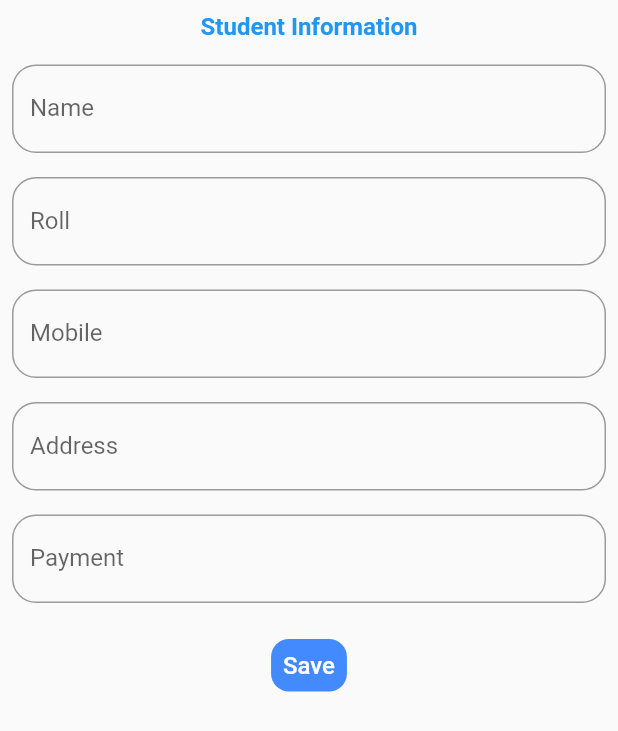
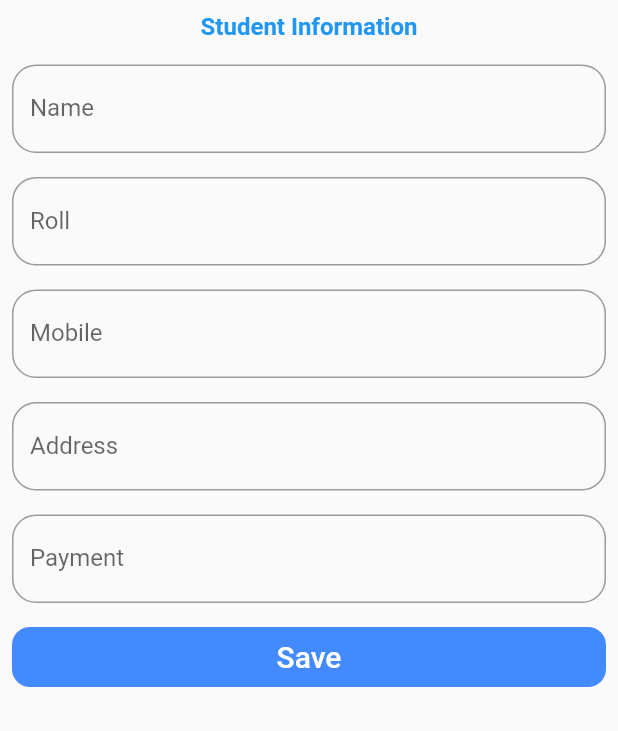
Before and after one commit to Mijan-0707/hisaberkhata, a Flutter app: the StudentInfoScreen screen opened directly with empty values, on a phone screen of 412 x 824 dp. Shown: the top 731 px of the screen. Run offline on Flutter 3.47's test engine with Material 2 defaults, Android fonts, the light colour scheme and no system bars; our stand-ins replace permission_handler, shared_preferences; accounts and stored records are empty.

Commit message:
files added

```diff
--- a/lib/appdata/appdata.dart
+++ b/lib/appdata/appdata.dart
@@ -55,12 +55,13 @@ class AppData {
   Future<void> updateBatchName(String old, String newName) async {
     final SharedPreferences prefs = await SharedPreferences.getInstance();
     final batchNamesStr = prefs.getString(PreferenceConstants.batchNameKey);
-    print('batchname: ${batchNamesStr}');
+    // print('batchname: ${batchNamesStr}');
     // list of batch names
     if (batchNamesStr == null || batchNamesStr.isEmpty) return;
     List<dynamic> batchNames = jsonDecode(batchNamesStr);
     final studentBatch = <String>[];
     for (int i = 0; i < batchNames.length; i++) {
+      if (newName == '') return;
       if (batchNames[i] == old) {
         batchNames[i] = newName;
       }
--- a/lib/screens/student_info_screen.dart
+++ b/lib/screens/student_info_screen.dart
@@ -14,6 +14,7 @@ class StudentInfoScreen extends StatefulWidget {
 
 class _StudentInfoScreenState extends State<StudentInfoScreen> {
   String name = '', roll = '', mobile = '', address = '', payment = '';
+  bool isInvalid = false;
   @override
   Widget build(BuildContext context) {
     return Scaffold(
@@ -35,7 +36,9 @@ class _StudentInfoScreenState extends State<StudentInfoScreen> {
           Padding(
             padding: const EdgeInsets.all(8.0),
             child: TextField(
+              keyboardType: TextInputType.name,
               decoration: InputDecoration(
+                  errorText: isInvalid ? 'Please enter the Student name' : null,
                   labelText: 'Name',
                   border: OutlineInputBorder(
                       borderRadius: BorderRadius.circular(16))),
@@ -45,6 +48,7 @@ class _StudentInfoScreenState extends State<StudentInfoScreen> {
           Padding(
             padding: const EdgeInsets.all(8.0),
             child: TextField(
+                keyboardType: TextInputType.number,
                 decoration: InputDecoration(
                     labelText: 'Roll',
                     border: OutlineInputBorder(
@@ -54,6 +58,7 @@ class _StudentInfoScreenState extends State<StudentInfoScreen> {
           Padding(
             padding: const EdgeInsets.all(8.0),
             child: TextField(
+                keyboardType: TextInputType.phone,
                 decoration: InputDecoration(
                     labelText: 'Mobile',
                     border: OutlineInputBorder(
@@ -63,6 +68,7 @@ class _StudentInfoScreenState extends State<StudentInfoScreen> {
           Padding(
             padding: const EdgeInsets.all(8.0),
             child: TextField(
+                keyboardType: TextInputType.streetAddress,
                 decoration: InputDecoration(
                     labelText: 'Address',
                     border: OutlineInputBorder(
@@ -72,15 +78,14 @@ class _StudentInfoScreenState extends State<StudentInfoScreen> {
           Padding(
             padding: const EdgeInsets.all(8.0),
             child: TextField(
+                keyboardType: TextInputType.number,
                 decoration: InputDecoration(
                     labelText: 'Payment',
                     border: OutlineInputBorder(
                         borderRadius: BorderRadius.circular(16))),
                 onChanged: (value) => payment = value),
           ),
-          Padding(
-            padding: const EdgeInsets.all(8.0),
-            child: TextButton(
+          TextButton(
             onPressed: () async {
               var data = StudentDetails(
                 address: address,
@@ -90,22 +95,29 @@ class _StudentInfoScreenState extends State<StudentInfoScreen> {
                 payment: payment,
                 roll: roll,
               );
+              if (data.name != '') {
                 Navigator.pop(context, data);
+              }
               if (name == '') {
                 ScaffoldMessenger.of(context).showSnackBar(
                     const SnackBar(content: Text('Name is Empty')));
+                isInvalid = true;
+                setState(() {});
                 return;
               }
             },
             child: Container(
+              height: 40,
+              width: MediaQuery.of(context).size.width - 10,
               decoration: BoxDecoration(
                   color: Colors.blueAccent,
                   borderRadius: BorderRadius.circular(12)),
               child: const Padding(
                 padding: EdgeInsets.all(8.0),
+                child: Center(
                   child: Text(
                     'Save',
-                    style: TextStyle(color: Colors.white, fontSize: 16),
+                    style: TextStyle(color: Colors.white, fontSize: 20),
                   ),
                 ),
               ),
--- a/lib/screens/studentlist.dart
+++ b/lib/screens/studentlist.dart
@@ -126,6 +126,7 @@ class _StudentListPageState extends State<StudentListPage> {
                               AppData().updateBatchName(
                                   widget.batchName, newBatchName);
                               widget.batchName = newBatchName;
+                              if (newBatchName == '') return;
                               setState(() {});
                             },
                           );
@@ -150,12 +151,12 @@ class _StudentListPageState extends State<StudentListPage> {
                                                       widget.batchName);
                                                   Navigator.pop(context, true);
                                                 },
-                                                child: Text('Yes')),
+                                                child: const Text('Yes')),
                                             TextButton(
                                                 onPressed: () {
                                                   return;
                                                 },
-                                                child: Text('No'))
+                                                child: const Text('No'))
                                           ],
                                         ),
                                       ],
```
Also changed, not shown: 3 other files. Lines whose indentation alone changed are shown as unchanged.
